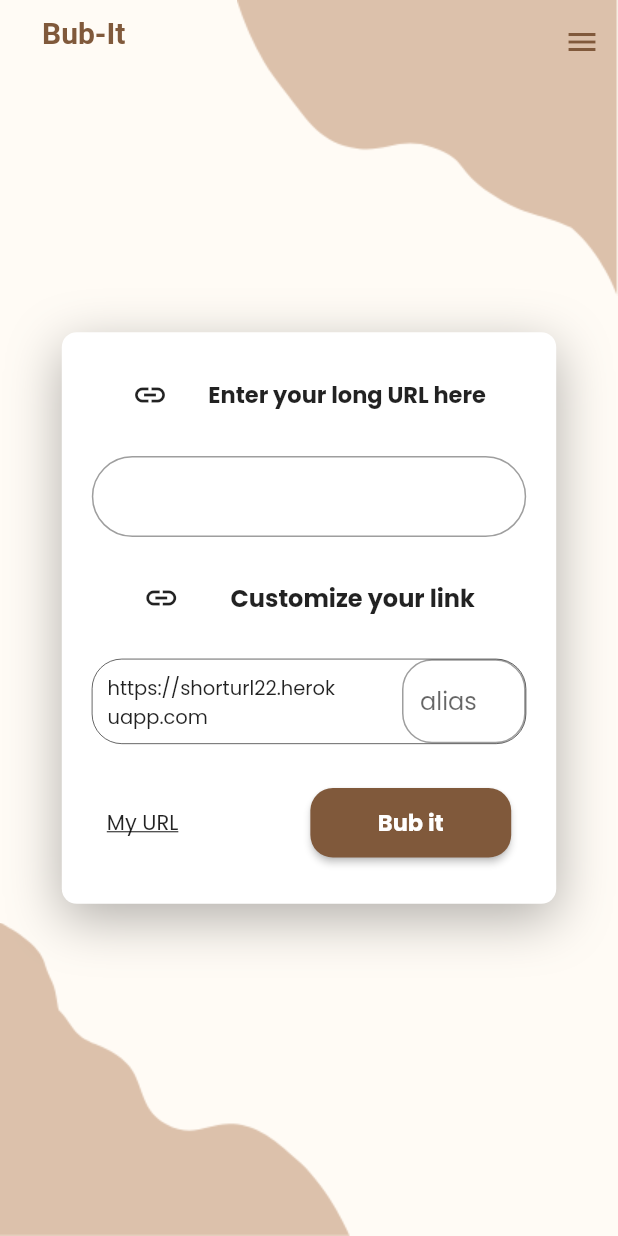
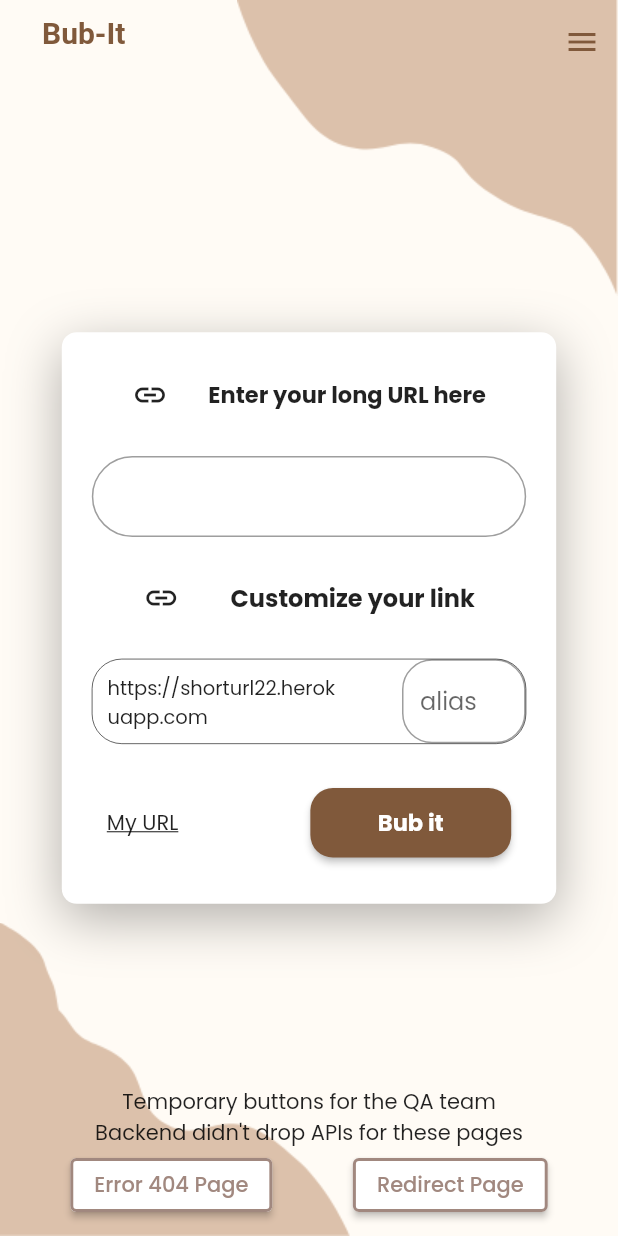
Before and after one commit to MustiAde/bub_it, a Flutter app: the screen it shows after launch, on a phone screen of 412 x 824 dp. Run offline on Flutter 3.47's test engine with Material 2 defaults, Android fonts, the phone set to English and light mode, and no system bars; our stand-ins replace flutter_screenutil, google_fonts.

Commit message:
final versioin sent to QA team

```diff
--- a/lib/main.dart
+++ b/lib/main.dart
@@ -18,7 +18,7 @@ class MyApp extends StatelessWidget {
       theme: ThemeData(
         textTheme: GoogleFonts.poppinsTextTheme(),
       ),
-      title: 'Mind Pal',
+      title: 'Bub-It',
       home: const HomePage(),
     );
   }
--- a/lib/screens/homepage.dart
+++ b/lib/screens/homepage.dart
@@ -2,8 +2,11 @@ import 'dart:convert';
 
 import 'package:bub_it/constants/colours.dart';
 import 'package:bub_it/constants/widgets.dart';
+import 'package:bub_it/screens/not_found.dart';
 import 'package:bub_it/screens/recent_links.dart';
+import 'package:bub_it/screens/redirect_page.dart';
 import 'package:flutter/material.dart';
+import 'package:google_fonts/google_fonts.dart';
 import 'package:http/http.dart' as http;
 import 'package:flutter_screenutil/flutter_screenutil.dart';
 
@@ -36,6 +39,8 @@ class _HomePageState extends State<HomePage> {
                     child: Container(
                       width: 320.h,
                       height: 370.h,
+                      padding: const EdgeInsets.symmetric(
+                          horizontal: 20.0, vertical: 30),
                       decoration: BoxDecoration(
                           boxShadow: [
                             BoxShadow(
@@ -45,17 +50,13 @@ class _HomePageState extends State<HomePage> {
                           ],
                           color: Colors.white,
                           borderRadius: BorderRadius.all(Radius.circular(10))),
-                      child: Padding(
-                        padding: const EdgeInsets.symmetric(
-                            horizontal: 20.0, vertical: 30),
                       child: Column(
                         mainAxisAlignment: MainAxisAlignment.spaceBetween,
                         children: [
                           Container(
                             width: 320.h,
                             child: Row(
-                                mainAxisAlignment:
-                                    MainAxisAlignment.spaceEvenly,
+                              mainAxisAlignment: MainAxisAlignment.spaceEvenly,
                               children: [
                                 Icon(Icons.link),
                                 Text(
@@ -96,8 +97,7 @@ class _HomePageState extends State<HomePage> {
                                 border: Border.all(width: .4),
                                 borderRadius: BorderRadius.circular(20)),
                             child: Row(
-                                mainAxisAlignment:
-                                    MainAxisAlignment.spaceBetween,
+                              mainAxisAlignment: MainAxisAlignment.spaceBetween,
                               crossAxisAlignment: CrossAxisAlignment.start,
                               children: [
                                 Container(
@@ -131,8 +131,7 @@ class _HomePageState extends State<HomePage> {
                             padding:
                                 const EdgeInsets.symmetric(horizontal: 10.0),
                             child: Row(
-                                mainAxisAlignment:
-                                    MainAxisAlignment.spaceBetween,
+                              mainAxisAlignment: MainAxisAlignment.spaceBetween,
                               children: [
                                 GestureDetector(
                                   onTap: () {
@@ -175,10 +174,61 @@ class _HomePageState extends State<HomePage> {
                                     ))
                               ],
                             ),
-                            )
+                          ),
                         ],
                       ),
                     ),
+                  ),
+                  Positioned(
+                    bottom: 10,
+                    left: 20,
+                    right: 20,
+                    child: Column(
+                      children: [
+                        Text('Temporary buttons for the QA team'),
+                        Text("Backend didn't drop APIs for these pages"),
+                        Row(
+                          mainAxisAlignment: MainAxisAlignment.spaceAround,
+                          children: [
+                            ElevatedButton(
+                              child: Text(
+                                'Error 404 Page',
+                                style: GoogleFonts.poppins(
+                                    color: const Color(0xFFA1887F)),
+                              ),
+                              style: ElevatedButton.styleFrom(
+                                side: const BorderSide(
+                                    color: Color(0xFFA1887F), width: 2),
+                                primary: Colors.white,
+                              ),
+                              onPressed: () {
+                                Navigator.push(
+                                    context,
+                                    MaterialPageRoute(
+                                        builder: (context) => NotFound()));
+                              },
+                            ),
+                            ElevatedButton(
+                              child: Text(
+                                'Redirect Page',
+                                style: GoogleFonts.poppins(
+                                    color: const Color(0xFFA1887F)),
+                              ),
+                              style: ElevatedButton.styleFrom(
+                                side: const BorderSide(
+                                    color: Color(0xFFA1887F), width: 2),
+                                primary: Colors.white,
+                              ),
+                              onPressed: () {
+                                Navigator.push(
+                                    context,
+                                    MaterialPageRoute(
+                                        builder: (context) => RedirectPage()));
+                              },
+                            ),
+                          ],
+                        ),
+                      ],
                     ),
                   ),
                 ],
```
Also changed, not shown: lib/constants/components.dart (+39 -16 lines), lib/constants/widgets.dart (+41 -23 lines), lib/screens/redirect_page.dart (+11 -4 lines). Lines whose indentation alone changed are shown as unchanged.
